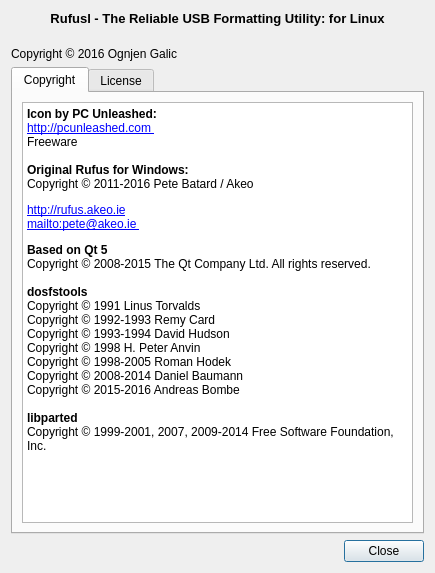
First picture: the form in ui/about.ui, repository smclt30p/Rufusl, before the edit.
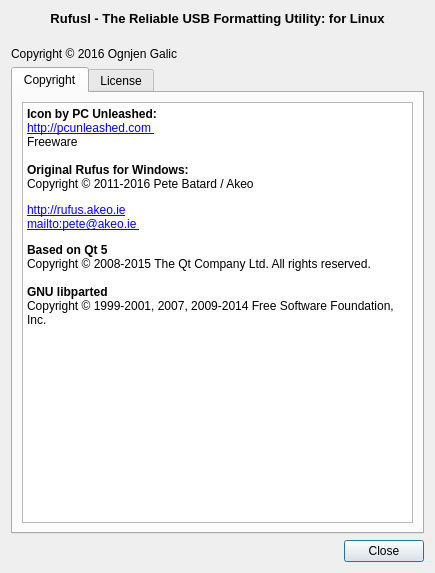
Second picture: the form after the edit.

What changed in the file:
```diff
--- a/ui/about.ui
+++ b/ui/about.ui
@@ -84,16 +84,7 @@
 &lt;p style=&quot; margin-top:12px; margin-bottom:12px; margin-left:0px; margin-right:0px; -qt-block-indent:0; text-indent:0px;&quot;&gt;&lt;a href=&quot;http://rufus.akeo.ie&quot;&gt;&lt;span style=&quot; text-decoration: underline; color:#0000ff;&quot;&gt;http://rufus.akeo.ie&lt;/span&gt;&lt;/a&gt; &lt;br /&gt;&lt;a href=&quot;mailto:pete@akeo.ie &quot;&gt;&lt;span style=&quot; text-decoration: underline; color:#0000ff;&quot;&gt;mailto:pete@akeo.ie &lt;/span&gt;&lt;/a&gt;&lt;/p&gt;
 &lt;p style=&quot; margin-top:0px; margin-bottom:0px; margin-left:0px; margin-right:0px; -qt-block-indent:0; text-indent:0px;&quot;&gt;&lt;span style=&quot; font-weight:600;&quot;&gt;Based on Qt 5&lt;/span&gt;&lt;br /&gt;Copyright © 2008-2015 The Qt Company Ltd. All rights reserved.&lt;/p&gt;
 &lt;p style=&quot;-qt-paragraph-type:empty; margin-top:0px; margin-bottom:0px; margin-left:0px; margin-right:0px; -qt-block-indent:0; text-indent:0px;&quot;&gt;&lt;br /&gt;&lt;/p&gt;
-&lt;p style=&quot; margin-top:0px; margin-bottom:0px; margin-left:0px; margin-right:0px; -qt-block-indent:0; text-indent:0px;&quot;&gt;&lt;span style=&quot; font-weight:600;&quot;&gt;dosfstools&lt;/span&gt;&lt;/p&gt;
-&lt;p style=&quot; margin-top:0px; margin-bottom:0px; margin-left:0px; margin-right:0px; -qt-block-indent:0; text-indent:0px;&quot;&gt;Copyright © 1991 Linus Torvalds&lt;/p&gt;
-&lt;p style=&quot; margin-top:0px; margin-bottom:0px; margin-left:0px; margin-right:0px; -qt-block-indent:0; text-indent:0px;&quot;&gt;Copyright © 1992-1993 Remy Card &lt;/p&gt;
-&lt;p style=&quot; margin-top:0px; margin-bottom:0px; margin-left:0px; margin-right:0px; -qt-block-indent:0; text-indent:0px;&quot;&gt;Copyright © 1993-1994 David Hudson &lt;/p&gt;
-&lt;p style=&quot; margin-top:0px; margin-bottom:0px; margin-left:0px; margin-right:0px; -qt-block-indent:0; text-indent:0px;&quot;&gt;Copyright © 1998 H. Peter Anvin&lt;/p&gt;
-&lt;p style=&quot; margin-top:0px; margin-bottom:0px; margin-left:0px; margin-right:0px; -qt-block-indent:0; text-indent:0px;&quot;&gt;Copyright © 1998-2005 Roman Hodek&lt;/p&gt;
-&lt;p style=&quot; margin-top:0px; margin-bottom:0px; margin-left:0px; margin-right:0px; -qt-block-indent:0; text-indent:0px;&quot;&gt;Copyright © 2008-2014 Daniel Baumann&lt;/p&gt;
-&lt;p style=&quot; margin-top:0px; margin-bottom:0px; margin-left:0px; margin-right:0px; -qt-block-indent:0; text-indent:0px;&quot;&gt;Copyright © 2015-2016 Andreas Bombe&lt;/p&gt;
-&lt;p style=&quot;-qt-paragraph-type:empty; margin-top:0px; margin-bottom:0px; margin-left:0px; margin-right:0px; -qt-block-indent:0; text-indent:0px;&quot;&gt;&lt;br /&gt;&lt;/p&gt;
-&lt;p style=&quot; margin-top:0px; margin-bottom:0px; margin-left:0px; margin-right:0px; -qt-block-indent:0; text-indent:0px;&quot;&gt;&lt;span style=&quot; font-weight:600;&quot;&gt;libparted&lt;/span&gt;&lt;/p&gt;
+&lt;p style=&quot; margin-top:0px; margin-bottom:0px; margin-left:0px; margin-right:0px; -qt-block-indent:0; text-indent:0px;&quot;&gt;&lt;span style=&quot; font-weight:600;&quot;&gt;GNU libparted&lt;/span&gt;&lt;/p&gt;
 &lt;p style=&quot; margin-top:0px; margin-bottom:0px; margin-left:0px; margin-right:0px; -qt-block-indent:0; text-indent:0px;&quot;&gt;Copyright © 1999-2001, 2007, 2009-2014 Free Software Foundation, Inc.&lt;/p&gt;&lt;/body&gt;&lt;/html&gt;</string>
            </property>
           </widget>
```
